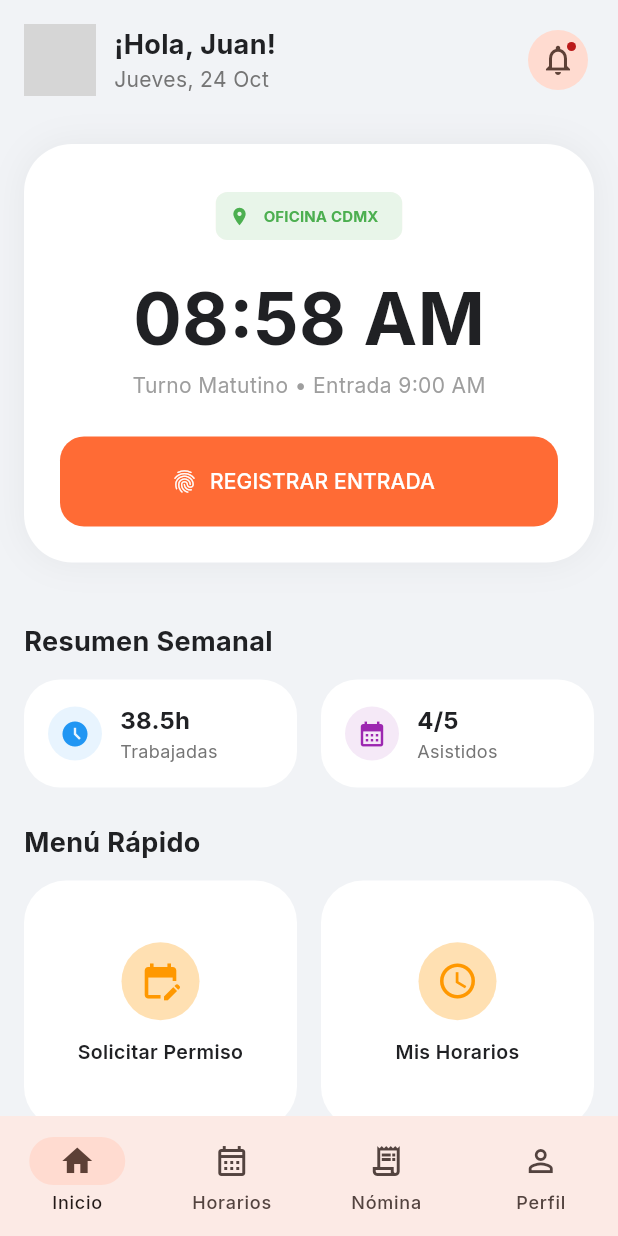
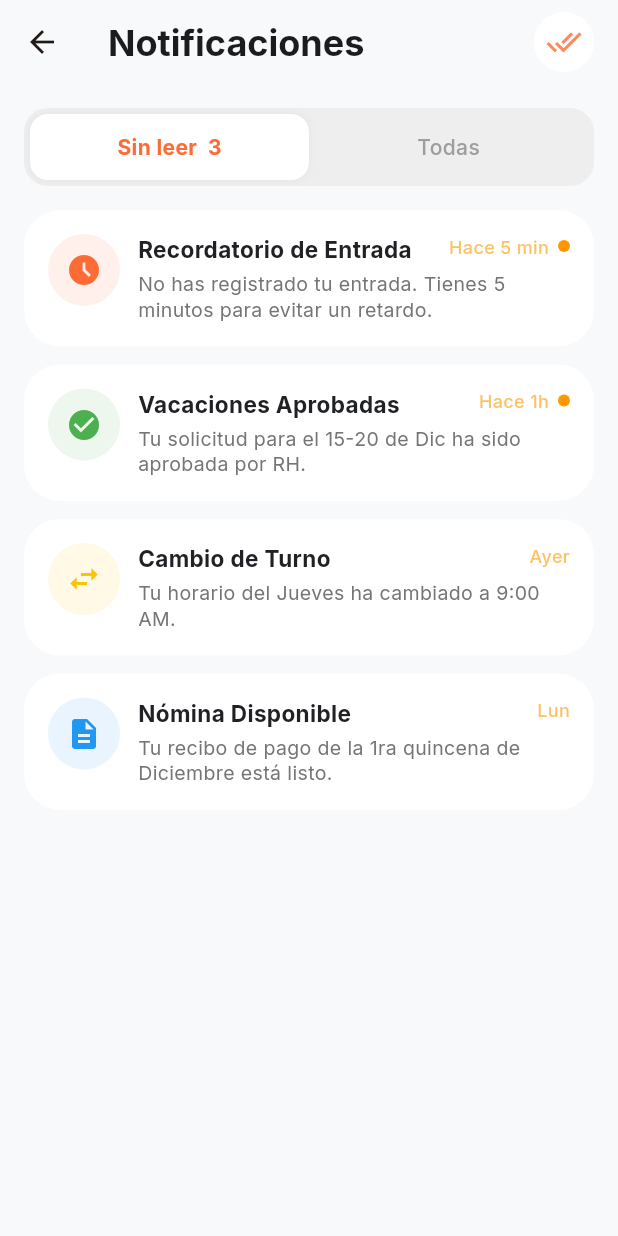
Before and after one commit to BatiBicho/dysch_mobile, a Flutter app: the HomeScreen screen opened by its route, after a tap on the "notifications none" icon, on a phone screen of 412 x 824 dp. Run offline on Flutter 3.47's test engine with Material 3 defaults, Android fonts, the phone set to English and light mode, and no system bars; our stand-ins replace dio, file_picker, flutter_bloc, go_router, google_fonts, logger and 2 more; missing offline and left inert: mobile_scanner; accounts and stored records are empty; network calls fail; grey boxes are pictures that could not be loaded.

Commit message:
Notifications Screen

```diff
--- a/lib/core/router/app_router.dart
+++ b/lib/core/router/app_router.dart
@@ -1,5 +1,6 @@
 import 'package:dysch_mobile/presentation/screens/auth/login_screen.dart';
 import 'package:dysch_mobile/presentation/screens/home/home_screen.dart';
+import 'package:dysch_mobile/presentation/screens/notifications/notification_screen.dart';
 import 'package:dysch_mobile/presentation/screens/payroll/payroll_screen.dart';
 import 'package:dysch_mobile/presentation/screens/profile/profile_screen.dart';
 import 'package:dysch_mobile/presentation/screens/qr_scanner/qr_scanner_screen.dart';
@@ -55,6 +56,10 @@ class AppRouter {
         path: '/profile',
         builder: (context, state) => const ProfileScreen(),
       ),
+      GoRoute(
+        path: '/notifications',
+        builder: (context, state) => const NotificationsScreen(),
+      ),
     ],
   );
 }
--- a/lib/presentation/screens/home/widgets/home_header.dart
+++ b/lib/presentation/screens/home/widgets/home_header.dart
@@ -49,7 +49,9 @@ class HomeHeader extends StatelessWidget {
           const Spacer(),
           // Icono Notificación
           IconButton.filledTonal(
-            onPressed: () {},
+            onPressed: () {
+              context.push('/notifications');
+            },
             icon: const Badge(child: Icon(Icons.notifications_none)),
           ),
         ],
--- /dev/null
+++ b/lib/presentation/screens/notifications/notification_screen.dart
@@ -0,0 +1,197 @@
+import 'package:dysch_mobile/core/theme/app_colors.dart';
+import 'package:flutter/material.dart';
+import 'widgets/notification_item.dart';
+
+class NotificationsScreen extends StatelessWidget {
+  const NotificationsScreen({super.key});
+
+  @override
+  Widget build(BuildContext context) {
+    return Scaffold(
+      backgroundColor: const Color(0xFFF8F9FA),
+      appBar: AppBar(
+        backgroundColor: Colors.transparent,
+        elevation: 0,
+        title: const Text(
+          'Notificaciones',
+          style: TextStyle(
+            color: Color(0xFF1A1C1E),
+            fontWeight: FontWeight.bold,
+            fontSize: 24,
+          ),
+        ),
+        actions: [
+          Padding(
+            padding: const EdgeInsets.only(right: 16),
+            child: CircleAvatar(
+              backgroundColor: Colors.white,
+              child: Icon(
+                Icons.done_all,
+                color: AppColors.primaryOrange.withValues(alpha: 0.8),
+              ),
+            ),
+          ),
+        ],
+      ),
+      body: Column(
+        children: [
+          // Selector de pestañas (Sin leer / Todas)
+          Padding(
+            padding: const EdgeInsets.all(16.0),
+            child: Container(
+              padding: const EdgeInsets.all(4),
+              decoration: BoxDecoration(
+                color: Colors.grey[200],
+                borderRadius: BorderRadius.circular(16),
+              ),
+              child: Row(
+                children: [
+                  Expanded(
+                    child: Container(
+                      padding: const EdgeInsets.symmetric(vertical: 12),
+                      decoration: BoxDecoration(
+                        color: Colors.white,
+                        borderRadius: BorderRadius.circular(12),
+                        boxShadow: [
+                          BoxShadow(
+                            color: Colors.black.withValues(alpha: 0.05),
+                            blurRadius: 4,
+                          ),
+                        ],
+                      ),
+                      child: const Center(
+                        child: Text(
+                          'Sin leer  3',
+                          style: TextStyle(
+                            fontWeight: FontWeight.bold,
+                            color: AppColors.primaryOrange,
+                          ),
+                        ),
+                      ),
+                    ),
+                  ),
+                  const Expanded(
+                    child: Center(
+                      child: Text(
+                        'Todas',
+                        style: TextStyle(
+                          color: Colors.grey,
+                          fontWeight: FontWeight.w500,
+                        ),
+                      ),
+                    ),
+                  ),
+                ],
+              ),
+            ),
+          ),
+
+          // Lista de Notificaciones
+          Expanded(
+            child: ListView(
+              padding: const EdgeInsets.symmetric(horizontal: 16),
+              children: [
+                Dismissible(
+                  key: const Key(
+                    'notification_dismiss',
+                  ), // Usa un ID único real aquí
+                  direction: DismissDirection.endToStart,
+                  background: Container(
+                    alignment: Alignment.centerRight,
+                    padding: const EdgeInsets.only(right: 20),
+                    decoration: BoxDecoration(
+                      color: Colors.red.withValues(alpha: 0.2),
+                      borderRadius: BorderRadius.circular(24),
+                    ),
+                    child: const Icon(Icons.delete_outline, color: Colors.red),
+                  ),
+                  child: const NotificationItem(
+                    icon: Icons.access_time_filled,
+                    iconColor: AppColors.primaryOrange,
+                    title: 'Recordatorio de Entrada',
+                    time: 'Hace 5 min',
+                    isUnread: true,
+                    description:
+                        'No has registrado tu entrada. Tienes 5 minutos para evitar un retardo.',
+                  ),
+                ),
+
+                Dismissible(
+                  key: const Key(
+                    'notification_dismiss',
+                  ), // Usa un ID único real aquí
+                  direction: DismissDirection.endToStart,
+                  background: Container(
+                    alignment: Alignment.centerRight,
+                    padding: const EdgeInsets.only(right: 20),
+                    decoration: BoxDecoration(
+                      color: Colors.red.withValues(alpha: 0.2),
+                      borderRadius: BorderRadius.circular(24),
+                    ),
+                    child: const Icon(Icons.delete_outline, color: Colors.red),
+                  ),
+                  child: const NotificationItem(
+                    icon: Icons.check_circle,
+                    iconColor: Colors.green,
+                    title: 'Vacaciones Aprobadas',
+                    time: 'Hace 1h',
+                    isUnread: true,
+                    description:
+                        'Tu solicitud para el 15-20 de Dic ha sido aprobada por RH.',
+                  ),
+                ),
+
+                Dismissible(
+                  key: const Key(
+                    'notification_dismiss',
+                  ), // Usa un ID único real aquí
+                  direction: DismissDirection.endToStart,
+                  background: Container(
+                    alignment: Alignment.centerRight,
+                    padding: const EdgeInsets.only(right: 20),
+                    decoration: BoxDecoration(
+                      color: Colors.red.withValues(alpha: 0.2),
+                      borderRadius: BorderRadius.circular(24),
+                    ),
+                    child: const Icon(Icons.delete_outline, color: Colors.red),
+                  ),
+                  child: const NotificationItem(
+                    icon: Icons.swap_horiz,
+                    iconColor: Colors.amber,
+                    title: 'Cambio de Turno',
+                    time: 'Ayer',
+                    description: 'Tu horario del Jueves ha cambiado a 9:00 AM.',
+                  ),
+                ),
+
+                Dismissible(
+                  key: const Key(
+                    'notification_dismiss',
+                  ), // Usa un ID único real aquí
+                  direction: DismissDirection.endToStart,
+                  background: Container(
+                    alignment: Alignment.centerRight,
+                    padding: const EdgeInsets.only(right: 20),
+                    decoration: BoxDecoration(
+                      color: Colors.red.withValues(alpha: 0.2),
+                      borderRadius: BorderRadius.circular(24),
+                    ),
+                    child: const Icon(Icons.delete_outline, color: Colors.red),
+                  ),
+                  child: const NotificationItem(
+                    icon: Icons.description,
+                    iconColor: Colors.blue,
+                    title: 'Nómina Disponible',
+                    time: 'Lun',
+                    description:
+                        'Tu recibo de pago de la 1ra quincena de Diciembre está listo.',
+                  ),
+                ),
+              ],
+            ),
+          ),
+        ],
+      ),
+    );
+  }
+}
--- /dev/null
+++ b/lib/presentation/screens/notifications/widgets/notification_item.dart
@@ -0,0 +1,103 @@
+import 'package:flutter/material.dart';
+
+class NotificationItem extends StatelessWidget {
+  final IconData icon;
+  final Color iconColor;
+  final String title;
+  final String time;
+  final String description;
+  final bool isUnread;
+
+  const NotificationItem({
+    super.key,
+    required this.icon,
+    required this.iconColor,
+    required this.title,
+    required this.time,
+    required this.description,
+    this.isUnread = false,
+  });
+
+  @override
+  Widget build(BuildContext context) {
+    return Container(
+      margin: const EdgeInsets.only(bottom: 12),
+      padding: const EdgeInsets.all(16),
+      decoration: BoxDecoration(
+        color: Colors.white,
+        borderRadius: BorderRadius.circular(24),
+      ),
+      child: Row(
+        crossAxisAlignment: CrossAxisAlignment.start,
+        children: [
+          // Icono con fondo suave usando withValues
+          Container(
+            padding: const EdgeInsets.all(12),
+            decoration: BoxDecoration(
+              color: iconColor.withValues(alpha: 0.1),
+              shape: BoxShape.circle,
+            ),
+            child: Icon(icon, color: iconColor, size: 24),
+          ),
+          const SizedBox(width: 12),
+
+          // Contenido principal
+          Expanded(
+            child: Column(
+              crossAxisAlignment: CrossAxisAlignment.start,
+              children: [
+                // ESTA ES LA PARTE CLAVE: Fila de Título y Tiempo
+                Row(
+                  crossAxisAlignment: CrossAxisAlignment.start,
+                  children: [
+                    Expanded(
+                      child: Text(
+                        title,
+                        style: const TextStyle(
+                          fontWeight: FontWeight.bold,
+                          fontSize: 15,
+                        ),
+                        maxLines: 1,
+                        overflow: TextOverflow.ellipsis, // Esto pone los "..."
+                      ),
+                    ),
+                    const SizedBox(width: 8),
+                    Text(
+                      time,
+                      style: TextStyle(
+                        color: Colors.orange.withValues(alpha: 0.6),
+                        fontSize: 12,
+                        fontWeight: FontWeight.w500,
+                      ),
+                    ),
+                    if (isUnread) ...[
+                      const SizedBox(width: 6),
+                      Container(
+                        margin: const EdgeInsets.only(top: 4),
+                        width: 8,
+                        height: 8,
+                        decoration: const BoxDecoration(
+                          color: Colors.orange,
+                          shape: BoxShape.circle,
+                        ),
+                      ),
+                    ],
+                  ],
+                ),
+                const SizedBox(height: 4),
+                Text(
+                  description,
+                  style: TextStyle(
+                    color: Colors.grey[600],
+                    fontSize: 13,
+                    height: 1.3,
+                  ),
+                ),
+              ],
+            ),
+          ),
+        ],
+      ),
+    );
+  }
+}
```
